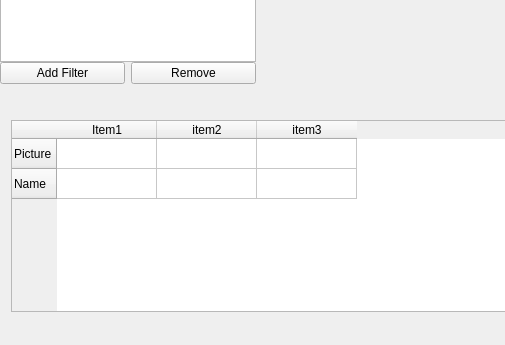
Qt form ToolKit/Source/MainWindow.ui (Jereq/Havenborough) before a commit; both pictures show x 0 to 505 and y 375 to 720 of the 1280 by 720 pixel window.
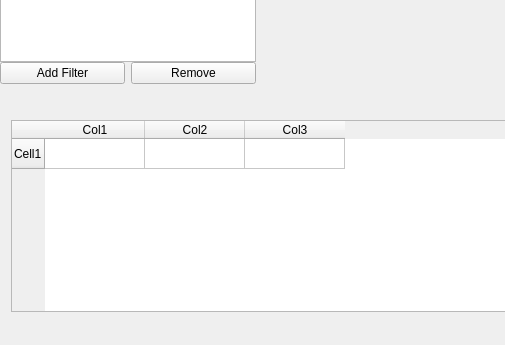
The same form after that commit. Icons and pictures are not drawn. Custom widgets are drawn as their Qt base class.

```diff
--- a/ToolKit/Source/MainWindow.ui
+++ b/ToolKit/Source/MainWindow.ui
@@ -179,30 +179,25 @@
    <widget class="QWidget" name="dockWidgetContents_2">
     <layout class="QGridLayout" name="gridLayout_2">
      <item row="0" column="0">
-      <widget class="QTableWidget" name="tableWidget">
+      <widget class="ExtendedTableWidget" name="tableWidget_2">
        <row>
         <property name="text">
-         <string>Picture</string>
+         <string>Cell1</string>
         </property>
        </row>
-       <row>
-        <property name="text">
-         <string>Name</string>
-        </property>
-       </row>
        <column>
         <property name="text">
-         <string>Item1</string>
+         <string>Col1</string>
         </property>
        </column>
        <column>
         <property name="text">
-         <string>item2</string>
+         <string>Col2</string>
         </property>
        </column>
        <column>
         <property name="text">
-         <string>item3</string>
+         <string>Col3</string>
         </property>
        </column>
       </widget>
@@ -252,6 +247,13 @@
   </action>
  </widget>
  <layoutdefault spacing="6" margin="11"/>
+ <customwidgets>
+  <customwidget>
+   <class>ExtendedTableWidget</class>
+   <extends>QTableWidget</extends>
+   <header>extendedtablewidget.h</header>
+  </customwidget>
+ </customwidgets>
  <resources/>
  <connections/>
 </ui>
```
Left out of the diff: 9 changed lines with no effect on the pictures.
